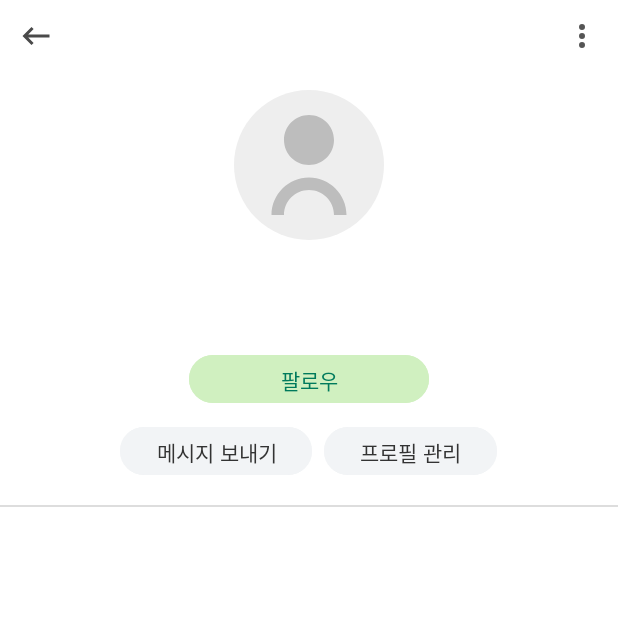
After one commit to larkracl/SNSwithAI, an Android app: the fragment ProfileFragment shown on its own in the app's theme, on a phone screen of 412 x 824 dp, the top half of it. The commit adds this screen. Run offline under Robolectric (Android 15) with nearby library versions, the phone set to English and light mode, and no system bars; our stand-ins replace Firebase (no records; nobody signed in at launch, a user with empty details on screens opened directly).

Commit message:
이미지 수정

```diff
--- a/app/build.gradle.kts
+++ b/app/build.gradle.kts
@@ -97,4 +97,6 @@ dependencies {
     testImplementation(libs.junit)
     androidTestImplementation(libs.androidx.junit)
     androidTestImplementation(libs.androidx.espresso.core)
+
+    implementation("androidx.lifecycle:lifecycle-viewmodel-ktx:2.6.1")
 }
--- /dev/null
+++ b/app/src/main/java/com/example/snswithai/ProfileFragment.kt
@@ -0,0 +1,75 @@
+package com.example.snswithai
+
+import android.graphics.BitmapFactory
+import android.os.Bundle
+import android.view.LayoutInflater
+import android.view.View
+import android.view.ViewGroup
+import androidx.fragment.app.Fragment
+import androidx.lifecycle.Observer
+import androidx.lifecycle.ViewModelProvider
+import androidx.lifecycle.lifecycleScope
+import com.example.snswithai.databinding.FragmentProfileBinding
+import kotlinx.coroutines.Dispatchers
+import kotlinx.coroutines.launch
+import kotlinx.coroutines.withContext
+import java.net.URL
+
+class ProfileFragment : Fragment() {
+    private var _binding: FragmentProfileBinding? = null
+    private val binding get() = _binding!!
+
+    // ViewModelProvider 사용
+    private lateinit var viewModel: ProfileViewModel
+
+    override fun onCreateView(
+        inflater: LayoutInflater,
+        container: ViewGroup?,
+        savedInstanceState: Bundle?
+    ): View {
+        _binding = FragmentProfileBinding.inflate(inflater, container, false)
+        return binding.root
+    }
+
+    override fun onViewCreated(view: View, savedInstanceState: Bundle?) {
+        super.onViewCreated(view, savedInstanceState)
+
+        // ViewModel 초기화
+        viewModel = ViewModelProvider(this)[ProfileViewModel::class.java]
+
+        // 버튼 클릭 리스너 (기존 로직 그대로)
+        binding.btnBack.setOnClickListener { requireActivity().onBackPressed() }
+        binding.btnMore.setOnClickListener { /* TODO: 더보기 로직 */ }
+        binding.btnFollow.setOnClickListener { viewModel.toggleFollow() }
+        binding.btnMessage.setOnClickListener { /* TODO: 메시지 전송 */ }
+        binding.btnEditProfile.setOnClickListener { /* TODO: 프로필 편집 */ }
+
+        // ViewModel 관찰: 기존 프로필 세팅 로직 이동
+        viewModel.profile.observe(viewLifecycleOwner, Observer { profile ->
+            binding.tvUsername.text = profile.name
+            binding.tvKeywords.text = profile.keywords.joinToString(", ")
+            binding.btnFollow.text = if (profile.isFollowing) "언팔로우" else "팔로우"
+
+            // Glide 대신 순수 코루틴+BitmapFactory 로딩 (의존성 없이)
+            lifecycleScope.launch(Dispatchers.IO) {
+                try {
+                    val input = URL(profile.imageUrl).openStream()
+                    val bmp = BitmapFactory.decodeStream(input)
+                    withContext(Dispatchers.Main) {
+                        binding.imgProfile.setImageBitmap(bmp)
+                    }
+                } catch (_: Exception) {
+                    // placeholder 처리 등
+                }
+            }
+        })
+
+        // 기존 프로필 로드 호출
+        viewModel.loadProfile()
+    }
+
+    override fun onDestroyView() {
+        super.onDestroyView()
+        _binding = null
+    }
+}
--- /dev/null
+++ b/app/src/main/java/com/example/snswithai/ProfileViewModel.kt
@@ -0,0 +1,68 @@
+
+// ProfileViewModel.kt
+package com.example.snswithai
+
+import androidx.lifecycle.LiveData
+import androidx.lifecycle.MutableLiveData
+import androidx.lifecycle.ViewModel
+import androidx.lifecycle.viewModelScope
+import com.google.firebase.database.ktx.database
+import com.google.firebase.database.DataSnapshot
+import com.google.firebase.database.DatabaseError
+import com.google.firebase.database.ValueEventListener
+import com.google.firebase.ktx.Firebase
+import kotlinx.coroutines.Dispatchers
+import kotlinx.coroutines.launch
+
+class ProfileViewModel : ViewModel() {
+
+    data class Profile(
+        val name: String = "",
+        val keywords: List<String> = emptyList(),
+        val imageUrl: String = "",
+        val isFollowing: Boolean = false
+    )
+
+    private val _profile = MutableLiveData<Profile>()
+    val profile: LiveData<Profile> = _profile
+
+    fun loadProfile(charId: String = "char101") {
+        // Realtime Database 인스턴스와 경로
+        val dbRef = Firebase
+            .database("https://snswithai-29d1f-default-rtdb.asia-southeast1.firebasedatabase.app")
+            .getReference("characters")
+            .child(charId)
+
+        // 한 번만 읽어오기
+        dbRef.addListenerForSingleValueEvent(object : ValueEventListener {
+            override fun onDataChange(snapshot: DataSnapshot) {
+                // snapshot.child("name").getValue(String::class.java) 등으로 각 필드를 추출
+                val name = snapshot.child("name").getValue(String::class.java) ?: ""
+                val desc = snapshot.child("description").getValue(String::class.java) ?: ""
+                val imageUrl = snapshot.child("imageURL").getValue(String::class.java) ?: ""
+                // description을 키워드 리스트로 변환
+                val keywords = desc.split(",").map { it.trim() }.filter { it.isNotEmpty() }
+
+                // UI 스레드에 값 업데이트
+                viewModelScope.launch(Dispatchers.Main) {
+                    _profile.value = Profile(
+                        name = name,
+                        keywords = keywords,
+                        imageUrl = imageUrl,
+                        isFollowing = _profile.value?.isFollowing ?: false
+                    )
+                }
+            }
+            override fun onCancelled(error: DatabaseError) {
+                // 에러 처리 (로그 출력 등)
+            }
+        })
+    }
+
+    fun toggleFollow() {
+        _profile.value?.let {
+            _profile.value = it.copy(isFollowing = !it.isFollowing)
+            // TODO: 실제 팔로우 상태를 서버나 로컬에 저장하려면 여기서 호출
+        }
+    }
+}
--- a/app/src/main/java/com/example/snswithai/startmainActivity.kt
+++ b/app/src/main/java/com/example/snswithai/startmainActivity.kt
@@ -28,5 +28,11 @@ class StartMainActivity : AppCompatActivity() {
                 .replace(R.id.fragment_container, HomeFragment())
                 .commit()
         }
+        //5번째 버튼
+        findViewById<LinearLayout>(R.id.home).setOnClickListener {
+            supportFragmentManager.beginTransaction()
+                .replace(R.id.fragment_container, HomeFragment())
+                .commit()
+        }
     }
 }
--- /dev/null
+++ b/app/src/main/res/layout/fragment_profile.xml
@@ -0,0 +1,142 @@
+<?xml version="1.0" encoding="utf-8"?>
+<FrameLayout xmlns:android="http://schemas.android.com/apk/res/android"
+    android:layout_width="match_parent"
+    android:layout_height="match_parent">
+
+    <androidx.core.widget.NestedScrollView
+        android:layout_width="match_parent"
+        android:layout_height="match_parent"
+        android:background="#FFFFFF"
+        android:fillViewport="true"
+        android:paddingBottom="60dp"
+        android:clipToPadding="false">
+
+        <LinearLayout
+            android:layout_width="match_parent"
+            android:layout_height="wrap_content"
+            android:orientation="vertical">
+
+            <!-- 상단 뒤로가기 / 더보기 버튼 -->
+            <RelativeLayout
+                android:layout_width="match_parent"
+                android:layout_height="48dp"
+                android:padding="12dp">
+
+                <ImageButton
+                    android:id="@+id/btnBack"
+                    android:layout_width="24dp"
+                    android:layout_height="24dp"
+                    android:layout_alignParentStart="true"
+                    android:background="@android:color/transparent"
+                    android:src="@drawable/ic_back" />
+
+                <ImageButton
+                    android:id="@+id/btnMore"
+                    android:layout_width="24dp"
+                    android:layout_height="24dp"
+                    android:layout_alignParentEnd="true"
+                    android:background="@android:color/transparent"
+                    android:src="@drawable/ic_more_vert" />
+            </RelativeLayout>
+
+            <!-- 프로필 사진 -->
+            <ImageView
+                android:id="@+id/imgProfile"
+                android:layout_width="100dp"
+                android:layout_height="100dp"
+                android:layout_gravity="center_horizontal"
+                android:src="@drawable/ic_profile_placeholder"
+                android:layout_marginTop="12dp"
+                android:layout_marginBottom="8dp"
+                android:scaleType="centerCrop"
+                android:background="@drawable/bg_profile_circle" />
+
+            <!-- 사용자명 -->
+            <TextView
+                android:id="@+id/tvUsername"
+                android:layout_width="wrap_content"
+                android:layout_height="wrap_content"
+                android:text="사용자명"
+                android:textSize="20sp"
+                android:textStyle="bold"
+                android:layout_gravity="center_horizontal"
+                android:layout_marginTop="4dp"
+                android:textColor="#000000" />
+
+            <!-- 성격 키워드 -->
+            <TextView
+                android:id="@+id/tvKeywords"
+                android:layout_width="wrap_content"
+                android:layout_height="wrap_content"
+                android:text="감성적인, 조용한, 책을 좋아하는"
+                android:textSize="14sp"
+                android:textColor="#666666"
+                android:layout_marginTop="2dp"
+                android:layout_gravity="center_horizontal" />
+
+            <!-- 팔로우 버튼 -->
+            <Button
+                android:id="@+id/btnFollow"
+                android:layout_width="160dp"
+                android:layout_height="40dp"
+                android:text="팔로우"
+                android:layout_gravity="center_horizontal"
+                android:layout_marginTop="12dp"
+                android:backgroundTint="#d0f0c0"
+                android:textColor="#007A5C" />
+
+            <!-- 메시지 / 프로필 관리 버튼 -->
+            <LinearLayout
+                android:layout_width="wrap_content"
+                android:layout_height="wrap_content"
+                android:orientation="horizontal"
+                android:layout_gravity="center_horizontal"
+                android:layout_marginTop="8dp"
+                android:layout_marginBottom="16dp">
+
+                <Button
+                    android:id="@+id/btnMessage"
+                    android:layout_width="wrap_content"
+                    android:layout_height="40dp"
+                    android:text="메시지 보내기"
+                    android:layout_marginEnd="8dp"
+                    android:backgroundTint="#F2F4F6"
+                    android:textColor="#333333" />
+
+                <Button
+                    android:id="@+id/btnEditProfile"
+                    android:layout_width="wrap_content"
+                    android:layout_height="40dp"
+                    android:text="프로필 관리"
+                    android:backgroundTint="#F2F4F6"
+                    android:textColor="#333333" />
+            </LinearLayout>
+
+            <!-- Divider -->
+            <View
+                android:layout_width="match_parent"
+                android:layout_height="1dp"
+                android:background="#DDDDDD" />
+
+            <!-- 게시물 리스트 (RecyclerView) -->
+            <androidx.recyclerview.widget.RecyclerView
+                android:id="@+id/recyclerPosts"
+                android:layout_width="match_parent"
+                android:layout_height="wrap_content"
+                android:nestedScrollingEnabled="false"
+                android:layout_marginTop="12dp"
+                android:layout_marginBottom="24dp"
+                android:paddingHorizontal="16dp" />
+
+        </LinearLayout>
+    </androidx.core.widget.NestedScrollView>
+
+    <LinearLayout
+        android:layout_width="match_parent"
+        android:layout_height="wrap_content"
+        android:layout_gravity="bottom"
+        android:orientation="vertical">
+
+    </LinearLayout>
+
+</FrameLayout>
```
Also changed, not shown: app/src/main/java/com/example/snswithai/ChatListFragment.kt (+44 -24 lines), app/src/main/java/com/example/snswithai/ProfileControllerFragment.kt (added, +72 -0 lines).
